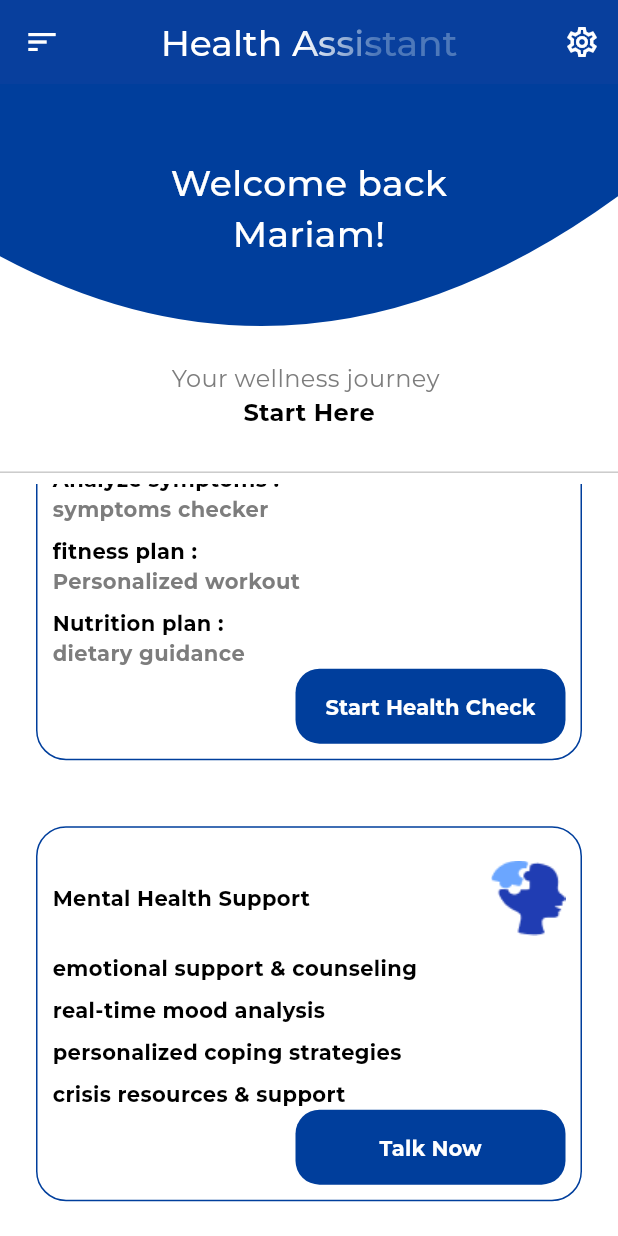
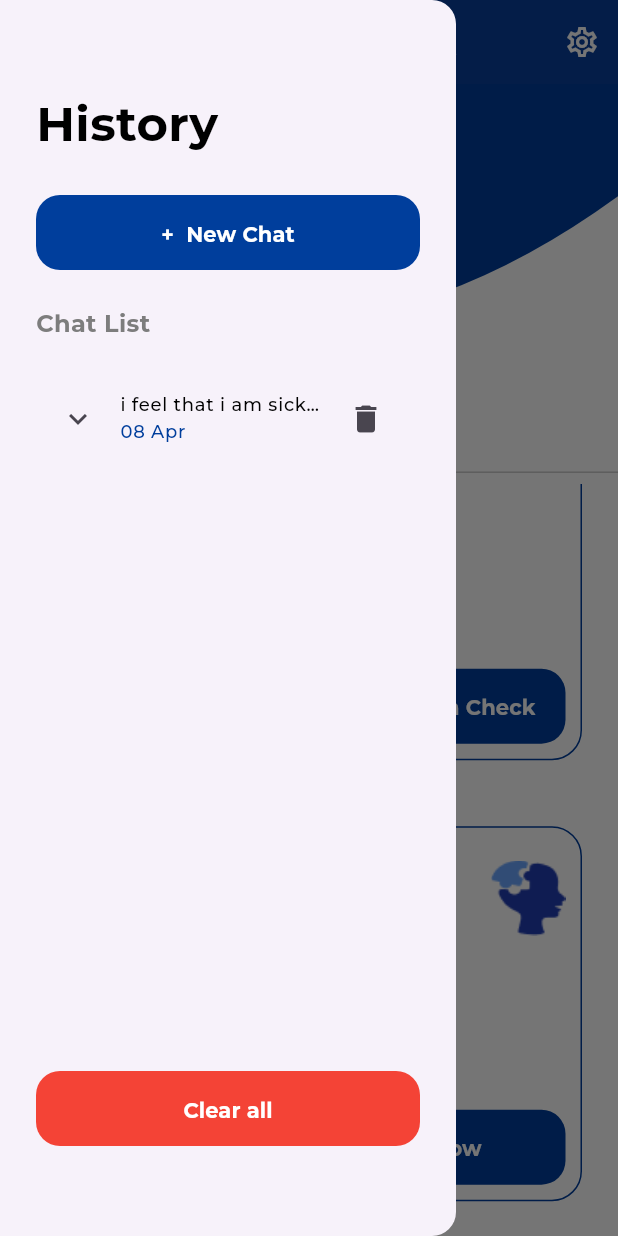
Before and after one commit to tasneem-gamal/Health_Assistant, a Flutter app: the HomeView screen opened directly, scrolled down 86 dp, after a tap on the "sort" icon, on a phone screen of 412 x 824 dp. Run offline on Flutter 3.47's test engine with Material 3 defaults, Android fonts, the phone set to English and light mode, and no system bars; our stand-ins replace equatable, firebase_auth, firebase_core, flutter_bloc, get, get_it and 4 more; accounts and stored records are empty.

Commit message:
app drawer

```diff
--- a/lib/core/widgets/custom_app_button.dart
+++ b/lib/core/widgets/custom_app_button.dart
@@ -27,7 +27,7 @@ class CustomAppButton extends StatelessWidget {
       child: TextButton(
         onPressed: onPressed,
         style: TextButton.styleFrom(
-          backgroundColor: isDisabled ? ColorsManager.lightGray : ColorsManager.mainColor,
+          backgroundColor: isDisabled ? ColorsManager.lightGray : backgroundColor ?? ColorsManager.mainColor,
           shape: RoundedRectangleBorder(
             borderRadius: BorderRadius.circular(borderRadius ?? 16),
           ),
--- a/lib/presentation/view/screens/home/home_view.dart
+++ b/lib/presentation/view/screens/home/home_view.dart
@@ -3,6 +3,7 @@ import 'package:health_assistant/core/theming/colors.dart';
 import 'package:health_assistant/core/theming/styles.dart';
 import 'package:health_assistant/core/utils/spacing.dart';
 import 'package:health_assistant/core/widgets/custom_curved_container.dart';
+import 'package:health_assistant/presentation/view/widgets/home/app_drawer.dart';
 import 'package:health_assistant/presentation/view/widgets/home/start_health_check.dart';
 import 'package:health_assistant/presentation/view/widgets/home/talk_now.dart';
 
@@ -15,11 +16,13 @@ class HomeView extends StatelessWidget {
       appBar: AppBar(
         backgroundColor: ColorsManager.mainColor,
         elevation: 0,
-        leading: IconButton(
-          onPressed: (){
-
-          },
-          icon: const Icon(Icons.sort, color: Colors.white,),
+        leading: Builder(
+          builder: (context) => IconButton(
+            icon: const Icon(Icons.sort, color: Colors.white,),
+            onPressed: () {
+              Scaffold.of(context).openDrawer();
+            },
+          ),
         ),
         title: Text(
           'Health Assistant',
@@ -40,10 +43,13 @@ class HomeView extends StatelessWidget {
           )
         ],
       ),
+      drawer: const AppDrawer(),
       body: const HomeViewBody(),
     );
   }
 }
+
+
 
 class HomeViewBody  extends StatelessWidget {
   const HomeViewBody ({super.key});
--- /dev/null
+++ b/lib/presentation/view/widgets/home/app_drawer.dart
@@ -0,0 +1,79 @@
+import 'package:flutter/material.dart';
+import 'package:health_assistant/core/theming/styles.dart';
+import 'package:health_assistant/core/utils/spacing.dart';
+import 'package:health_assistant/core/widgets/custom_app_button.dart';
+
+class AppDrawer extends StatelessWidget {
+  const AppDrawer({
+    super.key,
+  });
+
+  @override
+  Widget build(BuildContext context) {
+    return Drawer(
+      child: Padding(
+        padding: const EdgeInsets.symmetric(horizontal: 24, vertical: 60),
+        child: Column(
+          crossAxisAlignment: CrossAxisAlignment.start,
+          mainAxisAlignment: MainAxisAlignment.spaceBetween,
+          children: [
+            Column(
+              crossAxisAlignment: CrossAxisAlignment.start,
+              children: [
+                Text(
+                  'History',
+                  style: CustomTextStyles.font32BlackBold(context),
+                ),
+                verticalSpace(context, 24),
+                CustomAppButton(onPressed: () {}, btnText: '+  New Chat'),
+                verticalSpace(context, 24),
+                Text(
+                  'Chat List',
+                  style: CustomTextStyles.font16LightGrayBold(context),
+                ),
+                verticalSpace(context, 24),
+                const CustomListTile()
+              ],
+            ),
+            CustomAppButton(
+              onPressed: () {},
+              backgroundColor: Colors.red,
+              btnText: 'Clear all',
+            ),
+          ],
+        ),
+      ),
+    );
+
+  }
+}
+
+class CustomListTile extends StatelessWidget {
+  const CustomListTile({
+    super.key,
+  });
+
+  @override
+  Widget build(BuildContext context) {
+    return ListTile(
+      leading: const Icon(Icons.keyboard_arrow_down),
+      title: Column(
+        crossAxisAlignment: CrossAxisAlignment.start,
+        children: [
+          Text(
+            'i feel that i am sick today',
+            overflow: TextOverflow.ellipsis,
+            softWrap: true,
+            maxLines: 1,
+            style: CustomTextStyles.font12BlackMedium(context),
+          ),
+          Text(
+            '08 Apr',
+            style: CustomTextStyles.font12MainColorMedium(context),
+          )
+        ],
+      ),
+      trailing: const Icon(Icons.delete)
+    );
+  }
+}
```
Also changed, not shown: 5 other files.
